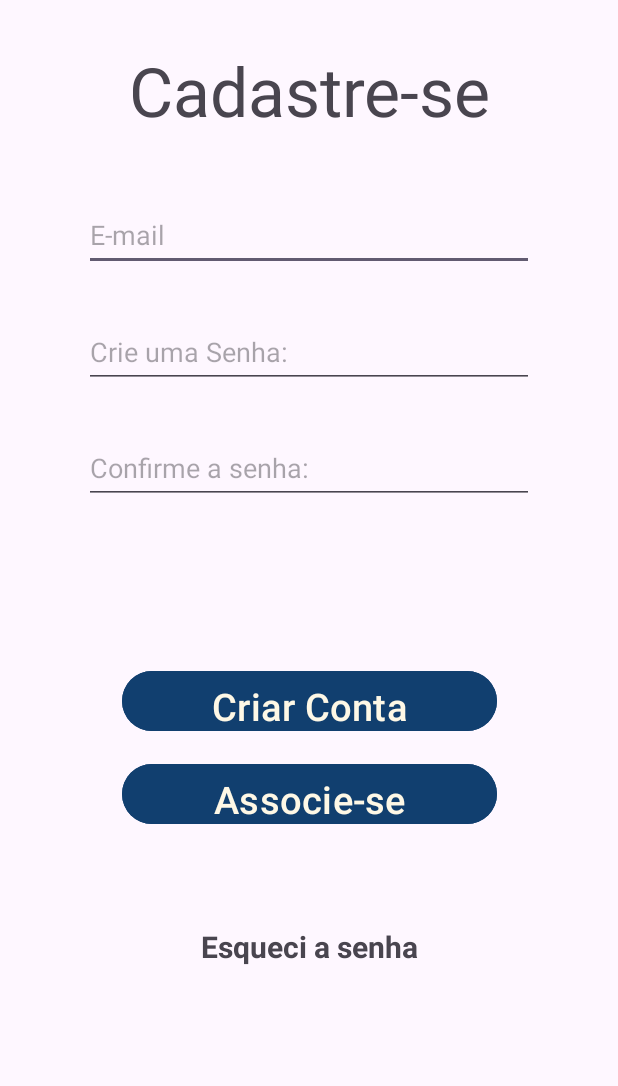
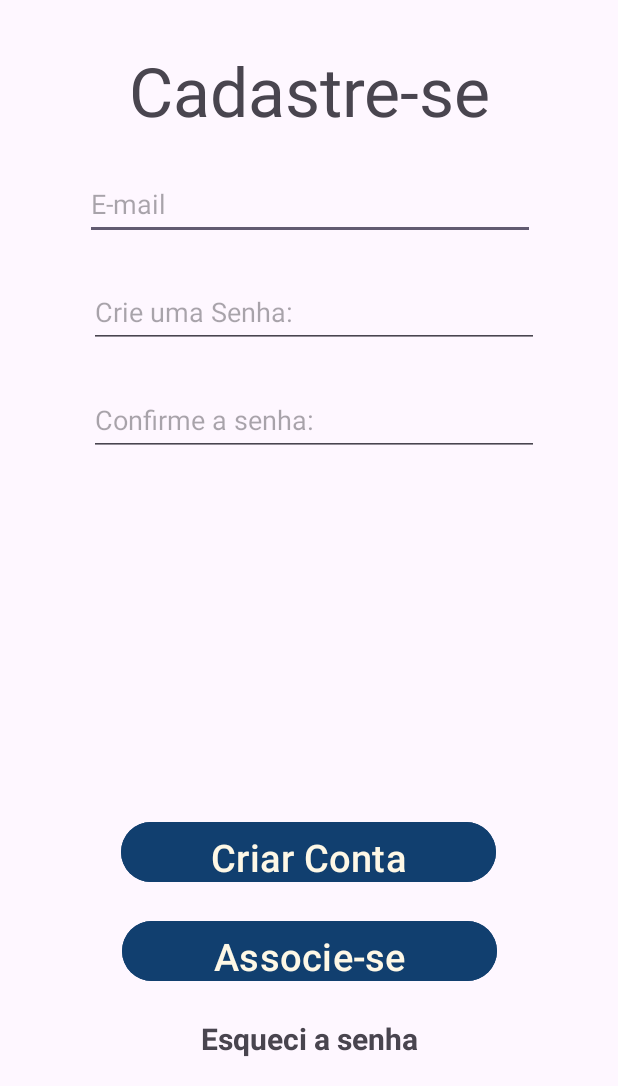
Before and after one commit to 2024-2-NCC3/Projeto3, an Android app: the screen it shows after launch (CadastroActivity), after a tap on "Não tenho conta", on a phone screen of 412 x 824 dp, the part 150-1236 px from its top. Run offline under Robolectric (Android 15) with nearby library versions, the phone set to English and light mode, and no system bars; our stand-ins replace Volley; 2 other taps on this screen came first.

Commit message:
subindo alterações de Login e Cadastro
- fiz a validação da senha na hora cadastrado.
- criação do token em desenvolvimento.
- inserindo TextViews no xml de login e configurando botoes em cadastro.

```diff
--- a/src/Frontend/AppAppoef/app/build.gradle
+++ b/src/Frontend/AppAppoef/app/build.gradle
@@ -40,6 +40,7 @@ dependencies {
     implementation libs.annotation
     implementation libs.lifecycle.livedata.ktx
     implementation libs.lifecycle.viewmodel.ktx
+    implementation 'com.auth0.android:jwtdecode:2.0.0'
     implementation libs.volley
     testImplementation libs.junit
     androidTestImplementation libs.ext.junit
--- a/src/Frontend/AppAppoef/app/src/main/java/com/example/appappoef/CadastroActivity.java
+++ b/src/Frontend/AppAppoef/app/src/main/java/com/example/appappoef/CadastroActivity.java
@@ -1,26 +1,56 @@
 package com.example.appappoef;
 
+
 import android.content.Intent;
+
+import com.android.volley.Request;
+import com.android.volley.toolbox.JsonObjectRequest;
 import android.os.Bundle;
 import android.text.TextUtils;
 import android.view.View;
 import android.widget.TextView;
+import android.widget.Toast;
 
-import androidx.activity.EdgeToEdge;
 import androidx.appcompat.app.AppCompatActivity;
 import androidx.core.graphics.Insets;
 import androidx.core.view.ViewCompat;
 import androidx.core.view.WindowInsetsCompat;
 
+import com.android.volley.RequestQueue;
+import com.android.volley.toolbox.Volley;
 import com.google.android.material.textfield.TextInputEditText;
 
-public class CadastroActivity extends AppCompatActivity implements LoginActivity.ILoginActivity {
+import org.json.JSONException;
+import org.json.JSONObject;
 
+public class CadastroActivity extends AppCompatActivity {
+    // Variáveis de instância
+    private TextInputEditText campoUsuario, campoSenha, campoConfirmarSenha;
+    private TextView validQtdCarac, validCaracEspecial, validLetraMaius, validLetraMinusc, validNum, mensagem;
+    private RequestQueue requestQueue;
+    private String emojierro;
+    private String url = "https://7nzcxx-3000.csb.app/criarLogin";
     @Override
     protected void onCreate(Bundle savedInstanceState) {
         super.onCreate(savedInstanceState);
-        EdgeToEdge.enable(this);
         setContentView(R.layout.activity_cadastro);
+
+        // Inicialização dos campos
+        campoUsuario = findViewById(R.id.textInputEditTextUsuario);
+        campoSenha = findViewById(R.id.textInputEditTextSenha);
+        campoConfirmarSenha = findViewById(R.id.textInputEditTextConfirmarSenha);
+        validQtdCarac = findViewById(R.id.textValidQtdCarac);
+        validCaracEspecial = findViewById(R.id.textValidCaracEspecial);
+        validLetraMaius = findViewById(R.id.textValidLetraMaius);
+        validLetraMinusc = findViewById(R.id.textValidLetraMinusc);
+        validNum = findViewById(R.id.textValidNum);
+        mensagem = findViewById(R.id.textMensagemErro);
+        emojierro = getString(R.string.emojierror);
+
+        // Inicialização do RequestQueue para requisições
+        requestQueue = Volley.newRequestQueue(this);
+
+
         ViewCompat.setOnApplyWindowInsetsListener(findViewById(R.id.main), (v, insets) -> {
             Insets systemBars = insets.getInsets(WindowInsetsCompat.Type.systemBars());
             v.setPadding(systemBars.left, systemBars.top, systemBars.right, systemBars.bottom);
@@ -28,67 +58,84 @@ public class CadastroActivity extends AppCompatActivity implements LoginActivity
         });
     }
 
+
     public void Entrar(View view) {
-        // Instânciamento dos elementos Views do meu Arquivo XML;
-        TextInputEditText campoUsuario = findViewById(R.id.textInputEditTextUsuario);
-        TextInputEditText campoSenha = findViewById(R.id.textInputEditTextSenha);
-        TextInputEditText campoConfirmarSenha = findViewById(R.id.textInputEditTextConfirmarSenha);
-
-        TextView mensagem = findViewById(R.id.textMensagemErro);
-
-        // extrai dos Objetos, recuperando a String que pompões:
+        // Extraindo valores dos campos
         String usuario = campoUsuario.getText().toString();
         String senha = campoSenha.getText().toString();
         String confirmarsenha = campoConfirmarSenha.getText().toString();
 
-        // VALIDAÇÃO ENTRADA ZERADA
-        if (TextUtils.isEmpty(usuario) || TextUtils.isEmpty(senha) || TextUtils.isEmpty(confirmarsenha)) {
-            mensagem.setText("Os campos usuário ou senha não pode estar vazios.");
+        // Validações dos campos
+        if (TextUtils.isEmpty(usuario) || TextUtils.isEmpty(senha)) {
+            mensagem.setText("Os campos de usuário e senha não podem estar vazios.");
             return;
         }
-        if (senha.equals(confirmarsenha)) {
+        if (!isValidEmail(usuario)) {
+            mensagem.setText("E-mail fornecido é inválido.");
+            return;
+        }
+        if (senha.length() < 6) {
+            validQtdCarac.setText(emojierro + " É necessário que a senha contenha 6 dígitos.");
+            return;
+        }
+        if (!senha.matches(".*[!@#&*$/;~^+_-].*")) {
+            validCaracEspecial.setText(emojierro + " É necessário que a senha contenha um caractere especial.");
+            return;
+        }
+        if (!senha.matches(".*[A-Z].*")) {
+            validLetraMaius.setText(emojierro + " É necessário que a senha contenha uma letra maiúscula.");
+            return;
+        }
+        if (!senha.matches(".*[a-z].*")) {
+            validLetraMinusc.setText(emojierro + " É necessário que a senha contenha uma letra minúscula.");
+            return;
+        }
+        if (!senha.matches(".*[0-9].*")) {
+            validNum.setText(emojierro + " É necessário que a senha contenha um número.");
+            return;
+        }
+        if (!senha.equals(confirmarsenha)) {
+            mensagem.setText("As senhas se diferem, tente novamente.");
+            return;
+        }
 
-            CriarLogin(usuario, senha);
-            Intent intencao = new Intent(CadastroActivity.this, PrincipalActivity.class);
-            startActivity(intencao);
-        } else {
-            mensagem.setText("As senhas se diferem, tente novamente.");
-        }
+        CriarLogin(usuario, senha);
+
+        // volta para login depois que o usuario é cadastrado
+        Intent intent = new Intent(this, LoginActivity.class);
+        startActivity(intent);
     }
 
-    public void Associar(View view){
-        // Instânciamento dos elementos Views do meu Arquivo XML;
-        TextInputEditText campoUsuario = findViewById(R.id.textInputEditTextUsuario);
-        TextInputEditText campoSenha = findViewById(R.id.textInputEditTextSenha);
-        TextInputEditText campoConfirmarSenha = findViewById(R.id.textInputEditTextConfirmarSenha);
+    //  criar o login
+    public void CriarLogin(String usuario, String senha) {
 
-        TextView mensagem = findViewById(R.id.textMensagemErro);
-
-        // extrai dos Objetos, recuperando a String que pompões:
-        String usuario = campoUsuario.getText().toString();
-        String senha = campoSenha.getText().toString();
-        String confirmarsenha = campoConfirmarSenha.getText().toString();
-
-        // Validação entrada zerada
-        if(TextUtils.isEmpty(usuario) || TextUtils.isEmpty(senha) || TextUtils.isEmpty(confirmarsenha)){
-            mensagem.setText("Os campos usuário ou senha não pode estar vazios.");
+        JSONObject obj = new JSONObject();
+        try {
+            obj.put("usuario",usuario);
+            obj.put("senha", senha);
+        } catch (JSONException e) {
+            e.printStackTrace();
+            Toast.makeText(this, "Erro ao criar o JSON", Toast.LENGTH_SHORT).show();
             return;
         }
-        // Validação cadastro senha
-        if(senha.equals(confirmarsenha)){
-            CriarLogin(usuario, senha);
-            Intent intent = new Intent(this, ProvaActivity.class);
-            startActivity(intent);
-        }
-        else{
-            mensagem.setText("As senhas se diferem, tente novamente.");
-        }
-    }
 
-    @Override
-    public void CriarLogin(String u, String s) {
+        JsonObjectRequest jsonObjectRequest = new JsonObjectRequest(Request.Method.POST, url, obj,
+                response -> {
+                    // Processar resposta de sucesso
+                    Toast.makeText(this, "Cadastro realizado com sucesso!", Toast.LENGTH_SHORT).show();
+                },
+                error -> {
+                    // Processar erro
+                    Toast.makeText(this, "Erro ao cadastrar. Tente novamente.", Toast.LENGTH_SHORT).show();
+                }
+        );
+
+        Volley.newRequestQueue(this).add(jsonObjectRequest);
 
     }
 
-
+    // validar o e-mail
+    private boolean isValidEmail(String usuario) {
+        return usuario != null && android.util.Patterns.EMAIL_ADDRESS.matcher(usuario).matches();
+    }
 }
--- a/src/Frontend/AppAppoef/app/src/main/java/com/example/appappoef/LoginActivity.java
+++ b/src/Frontend/AppAppoef/app/src/main/java/com/example/appappoef/LoginActivity.java
@@ -1,5 +1,6 @@
 package com.example.appappoef;
 
+import android.content.SharedPreferences;
 import android.os.Bundle;
 import android.text.TextUtils;
 import android.util.Log;
@@ -19,14 +20,19 @@ import com.android.volley.RequestQueue;
 import com.android.volley.Request;
 import com.android.volley.toolbox.JsonObjectRequest;
 import com.android.volley.toolbox.Volley;
+import com.example.appappoef.databinding.ActivityCadastroBinding;
+import com.google.android.material.textfield.TextInputEditText;
+
 import org.json.JSONException;
 import org.json.JSONObject;
 
+
 public class LoginActivity extends AppCompatActivity {
 
-    private TextView campoUsuario, campoSenha, mensagem;
+    private TextInputEditText campoUsuario, campoSenha;
+    private TextView mensagem;
     private RequestQueue requestQueue;
-    private final String url = "https://z8vpqp-3000.csb.app/criarLogin";
+    private String url = "https://7nzcxx-3000.csb.app/usuariosCadastrados";
 
     @Override
     protected void onCreate(Bundle savedInstanceState) {
@@ -48,43 +54,73 @@ public class LoginActivity extends AppCompatActivity {
             return insets;
         });
     }
-    public void Entrar(View view){
-        // extrai dos Objetos, recuperando a String que pompões:
+    public void Login(View view){
+
+        // extrai dos Objetos
         String usuario = campoUsuario.getText().toString();
         String senha = campoSenha.getText().toString();
-        // Validar dados
-        if (TextUtils.isEmpty(usuario) || TextUtils.isEmpty(senha)) {
-            mensagem.setText("Os campos usuário ou senha não podem estar vazios.");
+
+
+        // Validação de senha e usuario
+        if(TextUtils.isEmpty(usuario) || TextUtils.isEmpty(senha)){
+            mensagem.setText("Os campos de usuário e senha não podem estar vazios.");
             return;
+
         }
-            CriarLogin(usuario, senha);
-            Intent intencao = new Intent(LoginActivity.this, PrincipalActivity.class);
-            startActivity(intencao);
+        autenticarLogin(usuario, senha);
+
     }
     public void NaoTenhoConta(View view) {
+        // Mudar para Tela de Cadastro
+        Intent intencao = new Intent(this, CadastroActivity.class);
+        startActivity(intencao);
+        LimparCampos();
+    }
 
-        // Mudar para Tela Cadastro
-        Intent intencao = new Intent(LoginActivity.this, CadastroActivity.class);
-        startActivity(intencao);
+    //mudar para get
+    public void autenticarLogin( String usuario,String senha ){
 
-    }
-    public void CriarLogin(String usuario, String senha){
+
+        // extrair dos Objetos
+        usuario = campoUsuario.getText().toString();
+        senha = campoSenha.getText().toString();
+
         // criando Json para enviar dados
         JSONObject obj = new JSONObject();
         try{
             obj.put("usuario", usuario);
             obj.put("senha", senha);
 
-        } catch(JSONException e){
+        } catch(JSONException e) {
             e.printStackTrace();
-            Toast.makeText(this, "Erro ao criar O JSON " , Toast.LENGTH_SHORT).show();
+            Toast.makeText(this, "Erro ao criar O JSON ", Toast.LENGTH_SHORT).show();
             return;
         }
+
+
         JsonObjectRequest jsonObjectRequest = new JsonObjectRequest(Request.Method.POST, url, obj, response -> {
-            Toast.makeText(LoginActivity.this, "Login cadastrado com sucesso!", Toast.LENGTH_SHORT).show();
 
-        },
-                error -> {
+            try{
+              String token = response.getString("token");
+              // armazenar os tokens
+                SharedPreferences sharedPreferences = getSharedPreferences("armazeArq", MODE_PRIVATE);
+                SharedPreferences.Editor editor = sharedPreferences.edit();
+                editor.putString("token_teste", token); // Salvar o token
+                editor.apply(); // Aplicar mudanças
+                Toast.makeText(LoginActivity.this, "Login cadastrado com sucesso!", Toast.LENGTH_SHORT).show();
+                // Navegar para a tela principal após o login bem-sucedido
+                Intent intent = new Intent(LoginActivity.this,PrincipalActivity.class);
+                startActivity(intent);
+                LimparCampos();
+
+            }catch (JSONException e){
+                e.printStackTrace();
+                Toast.makeText(this, "usuario ou senha invalidos! Tente novamente", Toast.LENGTH_SHORT).show();
+
+
+            }
+
+        }, error -> {
                     if(error.networkResponse != null){
                         Log.e("Volley", "Erro na requisição: " + new String(error.networkResponse.data));
                     }
@@ -92,14 +128,10 @@ public class LoginActivity extends AppCompatActivity {
         );
         // adicionar requisição a fila
         requestQueue.add(jsonObjectRequest);
-
-        //Limpar dados
-        campoUsuario.setText("");
+    }
+    public void LimparCampos(){
         campoSenha.setText("");
         mensagem.setText("");
     }
-    public interface ILoginActivity{
-        void CriarLogin(String u, String s);
-    }
 
 }
--- a/src/Frontend/AppAppoef/app/src/main/res/layout/activity_cadastro.xml
+++ b/src/Frontend/AppAppoef/app/src/main/res/layout/activity_cadastro.xml
@@ -53,52 +53,105 @@
         android:minHeight="48dp"
         app:layout_constraintBottom_toBottomOf="parent"
         app:layout_constraintEnd_toEndOf="parent"
-        app:layout_constraintHorizontal_bias="0.50"
+        app:layout_constraintHorizontal_bias="0.504"
         app:layout_constraintStart_toStartOf="parent"
         app:layout_constraintTop_toTopOf="parent"
-        app:layout_constraintVertical_bias="0.30" />
+        app:layout_constraintVertical_bias="0.273" />
 
     <com.google.android.material.textfield.TextInputEditText
         android:id="@+id/textInputEditTextSenha"
         android:layout_width="300dp"
         android:layout_height="wrap_content"
         android:hint="Crie uma Senha:"
-        android:inputType="number|numberPassword"
+        android:inputType="text|textPassword"
         android:minHeight="48dp"
         android:onClick="Associar"
         app:layout_constraintBottom_toBottomOf="parent"
         app:layout_constraintEnd_toEndOf="parent"
-        app:layout_constraintHorizontal_bias="0.50"
+        app:layout_constraintHorizontal_bias="0.531"
         app:layout_constraintStart_toStartOf="parent"
         app:layout_constraintTop_toTopOf="parent"
-        app:layout_constraintVertical_bias="0.40" />
+        app:layout_constraintVertical_bias="0.366" />
+
 
     <com.google.android.material.textfield.TextInputEditText
         android:id="@+id/textInputEditTextConfirmarSenha"
         android:layout_width="300dp"
         android:layout_height="wrap_content"
         android:hint="Confirme a senha:"
-        android:inputType="number|numberPassword"
+        android:inputType="text|textPassword"
         android:minHeight="48dp"
         app:layout_constraintBottom_toBottomOf="parent"
         app:layout_constraintEnd_toEndOf="parent"
-        app:layout_constraintHorizontal_bias="0.50"
+        app:layout_constraintHorizontal_bias="0.531"
         app:layout_constraintStart_toStartOf="parent"
         app:layout_constraintTop_toTopOf="parent"
-        app:layout_constraintVertical_bias="0.50" />
+        app:layout_constraintVertical_bias="0.459" />
 
     <TextView
-        android:id="@+id/textMensagemErro"
+        android:id="@+id/textValidQtdCarac"
         android:layout_width="300dp"
         android:layout_height="wrap_content"
-        android:padding="15dp"
+        android:padding="1dp"
         android:textColor="@color/vermelho_erro"
         app:layout_constraintBottom_toBottomOf="parent"
         app:layout_constraintEnd_toEndOf="parent"
-        app:layout_constraintHorizontal_bias="0.50"
+        app:layout_constraintHorizontal_bias="0.531"
         app:layout_constraintStart_toStartOf="parent"
         app:layout_constraintTop_toTopOf="parent"
-        app:layout_constraintVertical_bias="0.60" />
+        app:layout_constraintVertical_bias="0.575" />
+
+    <TextView
+        android:id="@+id/textValidCaracEspecial"
+        android:layout_width="300dp"
+        android:layout_height="wrap_content"
+        android:padding="1dp"
+        android:textColor="@color/vermelho_erro"
+        app:layout_constraintBottom_toBottomOf="parent"
+        app:layout_constraintEnd_toEndOf="parent"
+        app:layout_constraintHorizontal_bias="0.531"
+        app:layout_constraintStart_toStartOf="parent"
+        app:layout_constraintTop_toTopOf="parent"
+        app:layout_constraintVertical_bias="0.62" />
+
+    <TextView
+        android:id="@+id/textValidLetraMaius"
+        android:layout_width="300dp"
+        android:layout_height="wrap_content"
+        android:padding="1dp"
+        android:textColor="@color/vermelho_erro"
+        app:layout_constraintBottom_toBottomOf="parent"
+        app:layout_constraintEnd_toEndOf="parent"
+        app:layout_constraintHorizontal_bias="0.531"
+        app:layout_constraintStart_toStartOf="parent"
+        app:layout_constraintTop_toTopOf="parent"
+        app:layout_constraintVertical_bias="0.662" />
+
+    <TextView
+        android:id="@+id/textValidLetraMinusc"
+        android:layout_width="300dp"
+        android:layout_height="wrap_content"
+        android:padding="1dp"
+        android:textColor="@color/vermelho_erro"
+        app:layout_constraintBottom_toBottomOf="parent"
+        app:layout_constraintEnd_toEndOf="parent"
+        app:layout_constraintHorizontal_bias="0.531"
+        app:layout_constraintStart_toStartOf="parent"
+        app:layout_constraintTop_toTopOf="parent"
+        app:layout_constraintVertical_bias="0.708" />
+
+    <TextView
+        android:id="@+id/textValidNum"
+        android:layout_width="300dp"
+        android:layout_height="wrap_content"
+        android:padding="1dp"
+        android:textColor="@color/vermelho_erro"
+        app:layout_constraintBottom_toBottomOf="parent"
+        app:layout_constraintEnd_toEndOf="parent"
+        app:layout_constraintHorizontal_bias="0.531"
+        app:layout_constraintStart_toStartOf="parent"
+        app:layout_constraintTop_toTopOf="parent"
+        app:layout_constraintVertical_bias="0.755" />
 
     <Button
         android:id="@+id/btnInfEntrar"
@@ -111,10 +164,10 @@
         android:textSize="25dp"
         app:layout_constraintBottom_toBottomOf="parent"
         app:layout_constraintEnd_toEndOf="parent"
-        app:layout_constraintHorizontal_bias="0.50"
+        app:layout_constraintHorizontal_bias="0.496"
         app:layout_constraintStart_toStartOf="parent"
         app:layout_constraintTop_toTopOf="parent"
-        app:layout_constraintVertical_bias="0.70" />
+        app:layout_constraintVertical_bias="0.83" />
 
     <Button
         android:id="@+id/btnNaoTenhoConta"
@@ -127,9 +180,11 @@
         android:textSize="25dp"
         app:layout_constraintBottom_toBottomOf="parent"
         app:layout_constraintEnd_toEndOf="parent"
+        app:layout_constraintHorizontal_bias="0.503"
         app:layout_constraintStart_toStartOf="parent"
         app:layout_constraintTop_toTopOf="parent"
-        app:layout_constraintVertical_bias="0.78" />
+        app:layout_constraintVertical_bias="0.915" />
+
 
     <TextView
         android:id="@+id/TextEsqSenha"
@@ -141,9 +196,20 @@
         android:textStyle="bold"
         app:layout_constraintBottom_toBottomOf="parent"
         app:layout_constraintEnd_toEndOf="parent"
-        app:layout_constraintHorizontal_bias="0.50"
         app:layout_constraintStart_toStartOf="parent"
         app:layout_constraintTop_toTopOf="parent"
-        app:layout_constraintVertical_bias="0.90" />
+        app:layout_constraintVertical_bias="0.977" />
+
+    <TextView
+        android:id="@+id/textMensagemErro"
+        android:layout_width="300dp"
+        android:layout_height="wrap_content"
+        app:layout_constraintBottom_toBottomOf="parent"
+        app:layout_constraintEnd_toEndOf="parent"
+        app:layout_constraintHorizontal_bias="0.504"
+        app:layout_constraintStart_toStartOf="parent"
+        app:layout_constraintTop_toTopOf="parent"
+        app:layout_constraintVertical_bias="0.525" />
+
 
 </androidx.constraintlayout.widget.ConstraintLayout>
```
Also changed, not shown: src/Frontend/AppAppoef/app/src/main/res/layout/activity_login.xml (+19 -17 lines), src/Frontend/AppAppoef/app/src/main/res/values/emojis.xml (added, +9 -0 lines).
